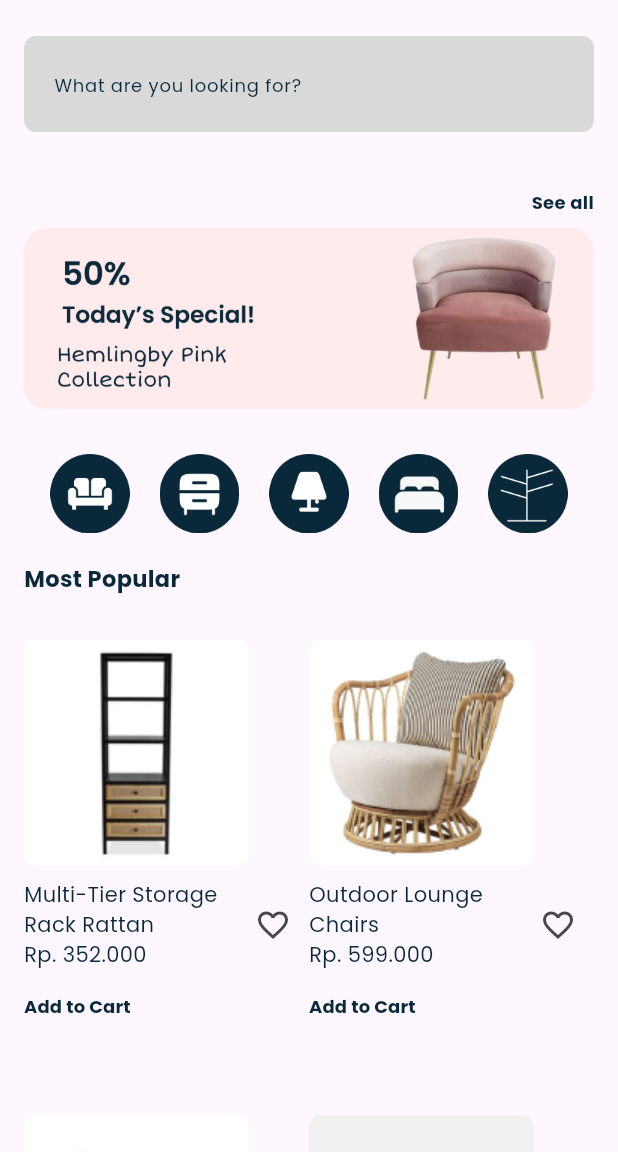
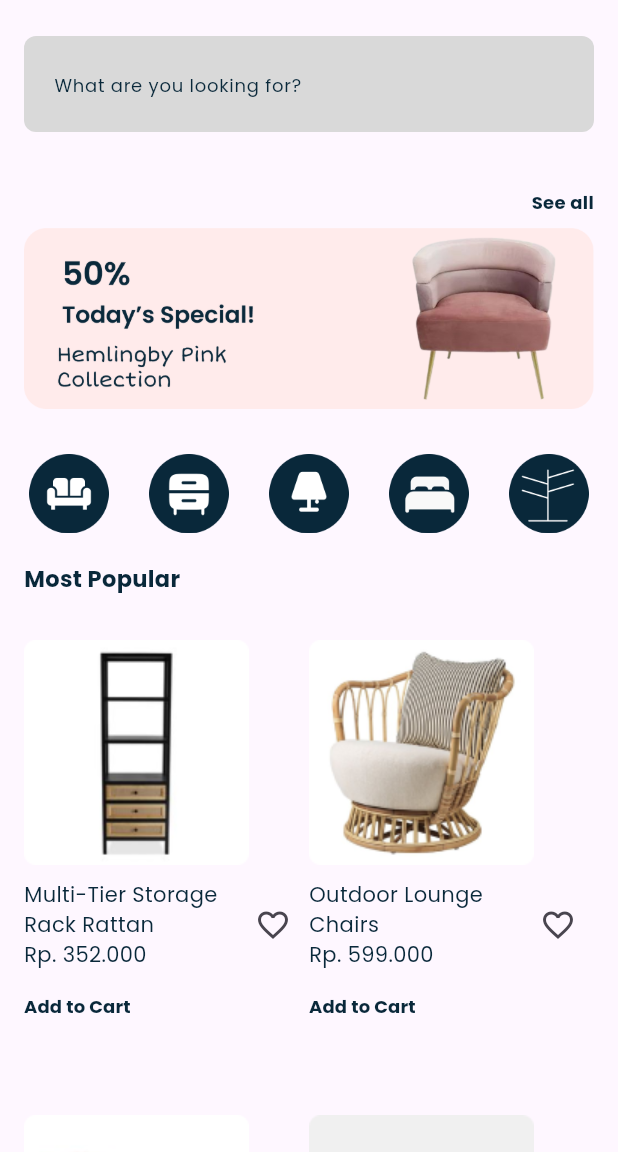
Before and after one commit to nafisahisbarsani/homey, a Flutter app: the Home screen opened directly, on a phone screen of 412 x 824 dp, the part 84-1236 px from its top. Run offline on Flutter 3.47's test engine with Material 3 defaults, Android fonts, the light colour scheme and no system bars; our stand-ins replace get, google_fonts, sqflite; accounts and stored records are empty.

Commit message:
fix layout overflow

```diff
--- a/lib/pages/menus/home.dart
+++ b/lib/pages/menus/home.dart
@@ -76,17 +76,28 @@ class Home extends StatelessWidget {
               Row(
                 mainAxisAlignment: MainAxisAlignment.center,
                 children: [
-                  Image.asset("assets/sofa.png", width: 53, height: 53),
+                  Expanded(
+                    child: Image.asset("assets/sofa.png", width: 53, height: 53),
+                  ),
                   SizedBox(width: 20),
-                  Image.asset("assets/lemari.png", width: 53, height: 53),
+                  Expanded(
+                    child: Image.asset("assets/lemari.png", width: 53, height: 53),
+                  ),
                   SizedBox(width: 20),
-                  Image.asset("assets/lampu.png", width: 53, height: 53),
+                  Expanded(
+                    child: Image.asset("assets/lampu.png", width: 53, height: 53),
+                  ),
                   SizedBox(width: 20),
-                  Image.asset("assets/kursi.png", width: 53, height: 53),
+                  Expanded(
+                    child: Image.asset("assets/kursi.png", width: 53, height: 53),
+                  ),
                   SizedBox(width: 20),
-                  Image.asset("assets/hanger.png", width: 53, height: 53),
+                  Expanded(
+                    child: Image.asset("assets/hanger.png", width: 53, height: 53),
+                  ),
                 ],
               ),
+
               SizedBox(height: 20),
               MyText(
                 text: "Most Popular",
```
Also changed, not shown: pubspec.lock.
